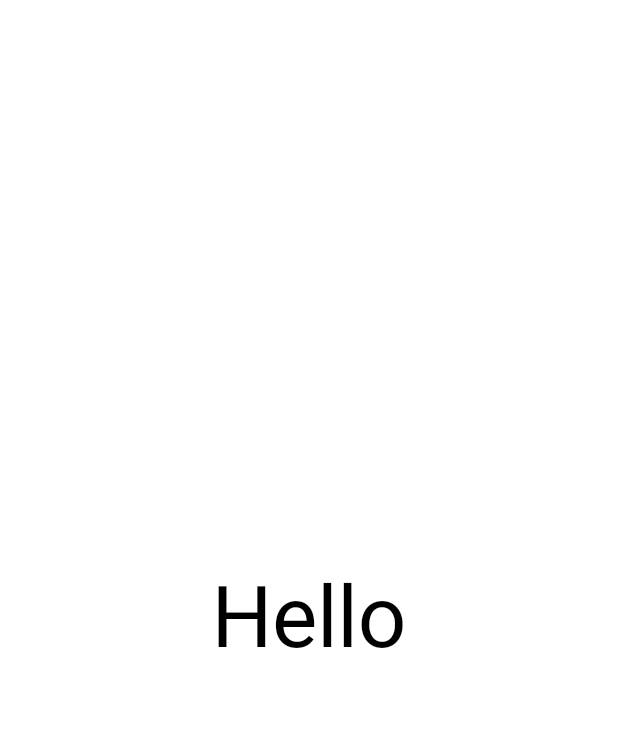
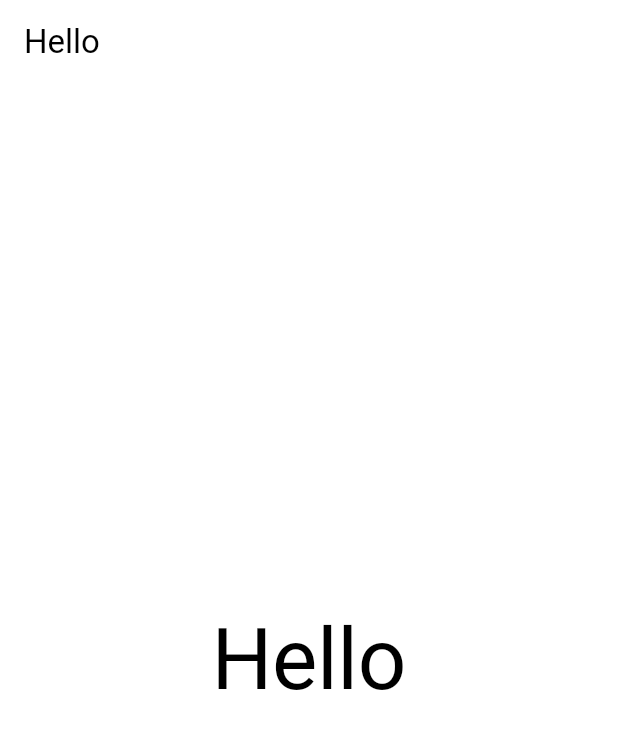
Before and after one commit to Myoungmin/flutter_initial_template, a Flutter app: the screen it shows after launch, on a phone screen of 412 x 824 dp. Shown: the top 729 px of the screen. Run offline on Flutter 3.47's test engine with Material 3 defaults, Android fonts, the phone set to English and light mode, and no system bars.

Commit message:
Named Routes를 활용하여 화면 이동과 관련된 코드를 한 곳에 모아서 관리
- util 폴더에 route_path.dart 생성 (Navigator.pushNamed, onGenerateRoute 구조)
- RoutePath 클래스에 static으로 화면의 이름을 정의
- Text Tap하면 Navigator.pushNamed로 동일 화면 이동, AppBar로 뒤로가기 버튼으로 화면 이동 확인

```diff
--- a/lib/main.dart
+++ b/lib/main.dart
@@ -1,8 +1,8 @@
 import 'package:flutter/material.dart';
 import 'package:flutter_initial_template/src/service/lang_service.dart';
 import 'package:flutter_initial_template/src/service/theme_service.dart';
-import 'package:flutter_initial_template/src/view/main_view.dart';
 import 'package:flutter_initial_template/util/lang/generated/l10n.dart';
+import 'package:flutter_initial_template/util/route_path.dart';
 import 'package:flutter_localizations/flutter_localizations.dart';
 import 'package:provider/provider.dart';
 
@@ -38,7 +38,8 @@ class MainApp extends StatelessWidget {
       supportedLocales: S.delegate.supportedLocales,
       locale: context.watch<LangService>().currentLocale,
       theme: context.themeService.themeData,
-      home: const MainView(),
+      initialRoute: RoutePath.main,
+      onGenerateRoute: RoutePath.onGenerateRoute,
     );
   }
 }
--- a/lib/src/view/main_view.dart
+++ b/lib/src/view/main_view.dart
@@ -1,6 +1,7 @@
 import 'package:flutter/material.dart';
 import 'package:flutter_initial_template/src/service/theme_service.dart';
 import 'package:flutter_initial_template/util/lang/generated/l10n.dart';
+import 'package:flutter_initial_template/util/route_path.dart';
 
 class MainView extends StatelessWidget {
   const MainView({super.key});
@@ -8,11 +9,22 @@ class MainView extends StatelessWidget {
   @override
   Widget build(BuildContext context) {
     return Scaffold(
+      appBar: AppBar(
+        title: Text(
+          S.current.hello,
+          style: context.textTheme.titleLarge?.copyWith(
+            color: context.colorScheme.onSurface,
+          ),
+        ),
+      ),
       body: Center(
-        child: Text(
-          S.current.hello,
-          style: context.textTheme.displayLarge?.copyWith(
-            color: context.colorScheme.onSurface,
+        child: GestureDetector(
+          onTap: () => Navigator.pushNamed(context, RoutePath.main),
+          child: Text(
+            S.current.hello,
+            style: context.textTheme.displayLarge?.copyWith(
+              color: context.colorScheme.onSurface,
+            ),
           ),
         ),
       ),
--- /dev/null
+++ b/lib/util/route_path.dart
@@ -0,0 +1,19 @@
+import 'package:flutter/material.dart';
+import 'package:flutter_initial_template/src/view/main_view.dart';
+
+abstract class RoutePath {
+  static const String main = 'main';
+
+  static Route<dynamic>? onGenerateRoute(RouteSettings settings) {
+    late final Widget page;
+    switch (settings.name) {
+      case RoutePath.main:
+        page = const MainView();
+        break;
+    }
+
+    return MaterialPageRoute(
+      builder: (context) => page,
+    );
+  }
+}
```
